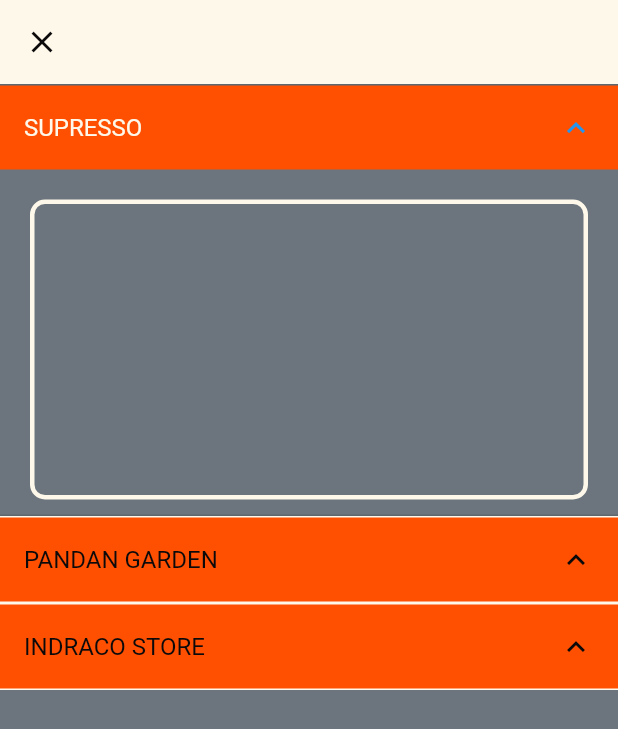
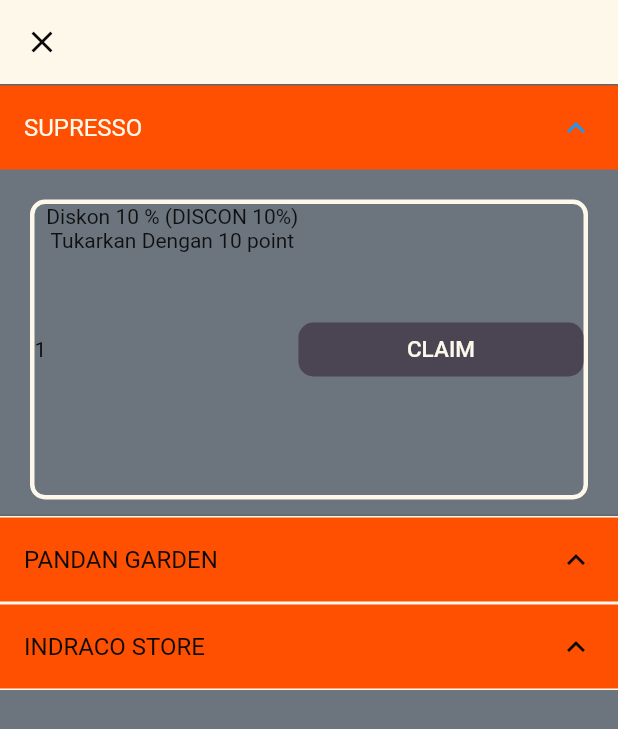
Before and after one commit to RonwasHere/dio, a Flutter app: the EnamPage screen opened directly, after a tap on "SUPRESSO", on a phone screen of 412 x 824 dp. Shown: the top 729 px of the screen. Run offline on Flutter 3.47's test engine with Material 2 defaults, Android fonts, the phone set to English and light mode, and no system bars; our stand-ins replace carousel_slider, gallery_saver.

Commit message:
feat = container expansion tile children sudah bisa muncul ,sdh ada tulisan nya,  tp blom sesuai, perlu di polish lagi

```diff
--- a/lib/enam_page.dart
+++ b/lib/enam_page.dart
@@ -69,6 +69,37 @@ class _EnamPageState extends State<EnamPage> {
                     decoration: BoxDecoration(
                       borderRadius: BorderRadius.circular(10),
                       border: Border.all(color: kWhiteColor, width: 3),
+                    ),
+                    child: Row(
+                      mainAxisAlignment: MainAxisAlignment.start,
+                      children: [
+                        Text(
+                          '1',
+                          style: TextStyle(color: kBlackColor),
+                        ),
+                        Column(
+                          children: [
+                            Text('Diskon 10 % (DISCON 10%)'),
+                            Text('Tukarkan Dengan 10 point'),
+                          ],
+                        ),
+                        Expanded(
+                          child: TextButton(
+                            style: TextButton.styleFrom(
+                              backgroundColor: kDarkGreyColor,
+                              shape: RoundedRectangleBorder(
+                                borderRadius: BorderRadius.circular(10),
+                              ),
+                            ),
+                            onPressed: () {},
+                            child: Text(
+                              'CLAIM',
+                              style:
+                                  TextStyle(fontSize: 15, color: kWhiteColor),
+                            ),
+                          ),
+                        ),
+                      ],
                     ),
                   ),
                 ],
--- a/lib/theme.dart/theme_file.dart
+++ b/lib/theme.dart/theme_file.dart
@@ -5,5 +5,7 @@ Color kWhiteColor = Color(0xfffdf8ea);
 Color kOrangeColor = Color(0xffff5002);
 Color kGreyColor = Color(0xff6c757d);
 Color kBlackColor = Color(0xff0b090a);
+Color kDarkGreyColor = Color(0xff4B4453);
+
 
 FontWeight bold = FontWeight.w700;
```
